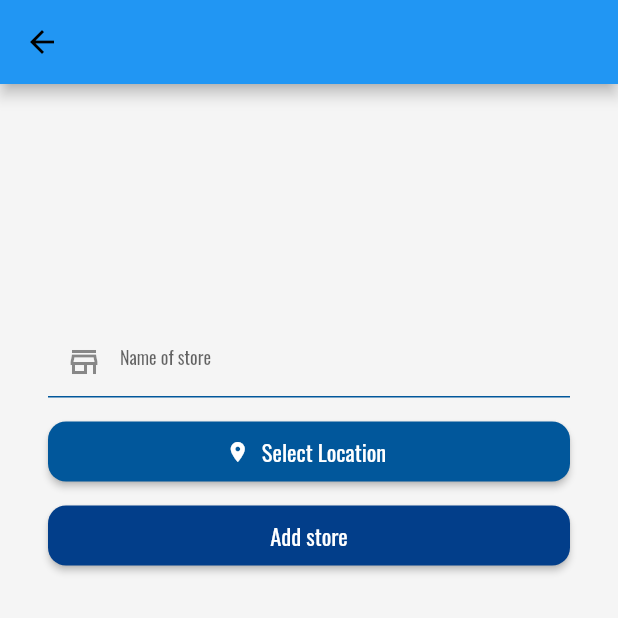
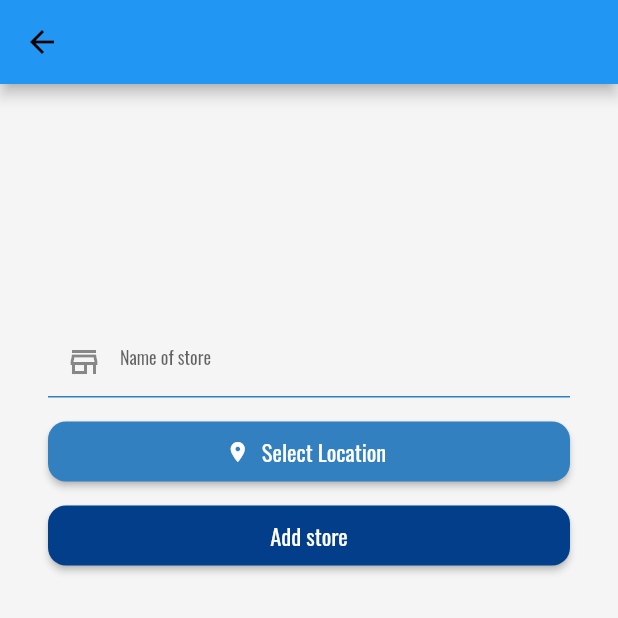
Before and after one commit to dmitnik/flutterflow, a Flutter app: the MyStoresWidget screen opened directly, on a phone screen of 412 x 824 dp, the top half of it. Run offline on Flutter 3.47's test engine with Material 2 defaults, Android fonts, the phone set to English and light mode, and no system bars; drawn by our look-alikes of auto_size_text; our stand-ins replace built_collection, built_value, cloud_firestore, easy_debounce, firebase_auth, firebase_core and 17 more; missing offline and left inert: flutter_barcode_scanner, flutter_google_places, google_api_headers, google_maps_webservice, json_path, mime_type; accounts and stored records are empty; generated files the repository leaves out were written again; network calls fail.

Commit message:
Updating to latest FlutterFlow output.

```diff
--- a/lib/flutter_flow/flutter_flow_theme.dart
+++ b/lib/flutter_flow/flutter_flow_theme.dart
@@ -66,8 +66,8 @@ abstract class FlutterFlowTheme {
 }
 
 class LightModeTheme extends FlutterFlowTheme {
-  Color primaryColor = const Color(0xFF01579B);
-  Color secondaryColor = const Color(0xFFDA5727);
+  Color primaryColor = const Color(0xFF3280C0);
+  Color secondaryColor = const Color(0xFFD27363);
   Color tertiaryColor = const Color(0xFFFFFFFF);
   Color alternate = const Color(0xFF0D0D0D);
   Color primaryBackground = const Color(0xFFFAF8F9);
@@ -77,7 +77,7 @@ class LightModeTheme extends FlutterFlowTheme {
 
   Color font = Color(0xFF477E93);
   Color linksbuttons = Color(0xFF023E8A);
-  Color dred = Color(0xFFD27363);
+  Color dred = Color(0xFFD15E4D);
   Color customColor1 = Color(0xFFF4F1DE);
 }
 
```
Also changed, not shown: lib/my_gifts/my_gifts_widget.dart (+5 -2 lines).
